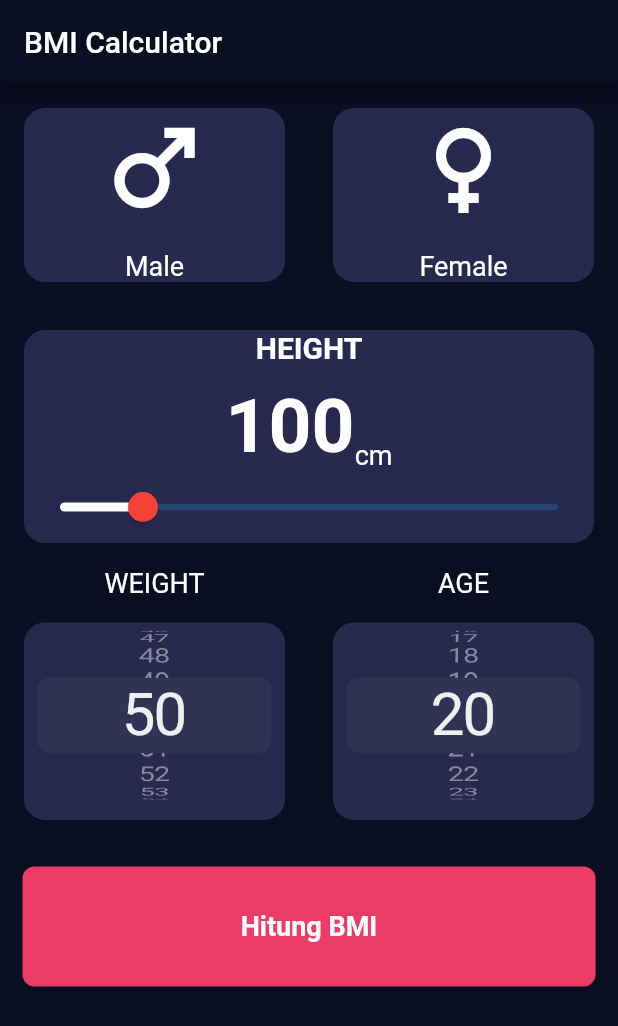
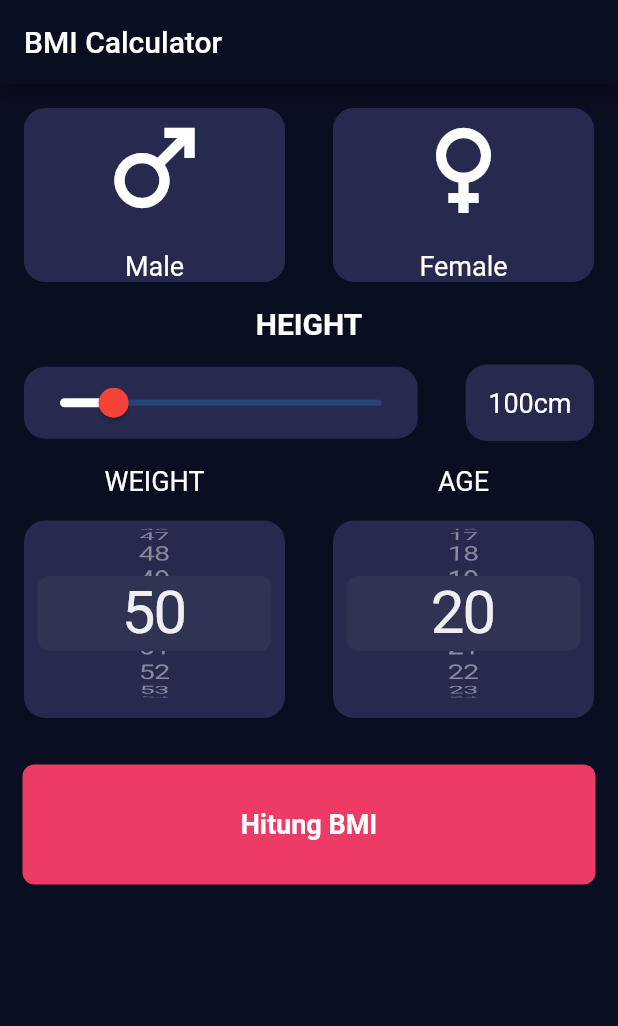
Before and after one commit to hamamulwidya/bmi, a Flutter app: the screen it shows after launch, on a phone screen of 412 x 824 dp. Shown: the top 1026 px of the screen. Run offline on Flutter 3.47's test engine with Material 2 defaults, Android fonts, the phone set to English and light mode, and no system bars.

Commit message:
design input tinggi

```diff
--- a/lib/views/bmi_data_screen.dart
+++ b/lib/views/bmi_data_screen.dart
@@ -88,9 +88,7 @@ class _BmiDataScreenState extends State<BmiDataScreen> {
               ),
             ],
           ),
-          BmiCard(
-              child: Column(
-            mainAxisAlignment: MainAxisAlignment.center,
+          Column(
             children: [
               Text(
                 "HEIGHT",
@@ -99,22 +97,11 @@ class _BmiDataScreenState extends State<BmiDataScreen> {
                   fontWeight: FontWeight.bold,
                 ),
               ),
-              const SizedBox(height: 12),
               Row(
-                mainAxisAlignment: MainAxisAlignment.center,
-                crossAxisAlignment: CrossAxisAlignment.end,
                 children: [
-                  Text(
-                    "$height",
-                    style: numberTextStyle,
-                  ),
-                  Text(
-                    "cm",
-                    style: labelTextStyle,
-                  ),
-                ],
-              ),
-              Slider(
+                  Expanded(
+                    child: BmiCard(
+                      child: Slider(
                         value: height.toDouble(),
                         min: 80,
                         max: 200,
@@ -124,9 +111,32 @@ class _BmiDataScreenState extends State<BmiDataScreen> {
                           height = value.toInt();
                           setState(() {});
                         },
-              )
+                      ),
+                    ),
+                  ),
+                  BmiCard(
+                    child: Padding(
+                      padding: const EdgeInsets.all(15.0),
+                      child: Row(
+                        mainAxisAlignment: MainAxisAlignment.center,
+                        crossAxisAlignment: CrossAxisAlignment.end,
+                        children: [
+                          Text(
+                            "$height",
+                            style: labelTextStyle,
+                          ),
+                          Text(
+                            "cm",
+                            style: labelTextStyle,
+                          ),
                         ],
-          )),
+                      ),
+                    ),
+                  ),
+                ],
+              ),
+            ],
+          ),
           Container(
             child: Row(
               children: [
@@ -141,8 +151,6 @@ class _BmiDataScreenState extends State<BmiDataScreen> {
                         child: Column(
                           mainAxisAlignment: MainAxisAlignment.center,
                           children: [
-
-
                             Container(
                               height: MediaQuery.of(context).size.height * 0.15,
                               child: CupertinoPicker(
@@ -179,8 +187,8 @@ class _BmiDataScreenState extends State<BmiDataScreen> {
                             Container(
                               height: MediaQuery.of(context).size.height * 0.15,
                               child: CupertinoPicker(
-                                scrollController: FixedExtentScrollController(
-                                    initialItem: 5),
+                                scrollController:
+                                    FixedExtentScrollController(initialItem: 5),
                                 itemExtent: 25,
                                 magnification: 2,
                                 useMagnifier: true,
```
Lines whose indentation alone changed are shown as unchanged.
